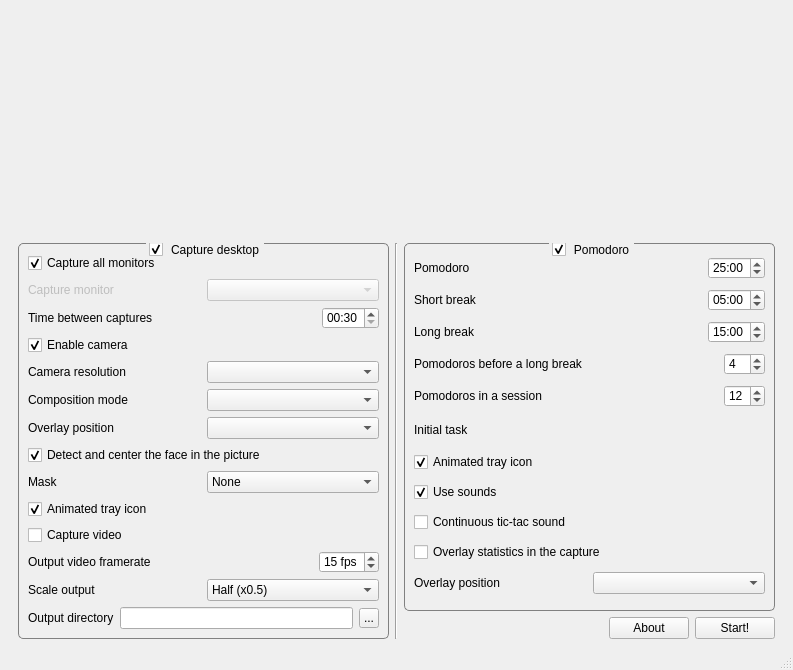
This is MainWindow.ui in FelixdelasPozas/pomodorotimelapse as Qt 5 draws it before an edit. The edited form follows.
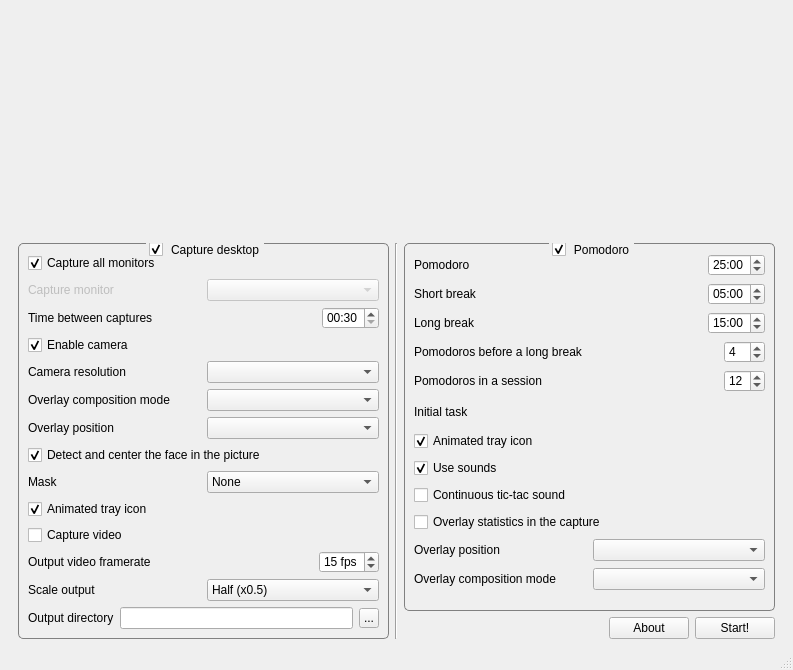
This is the edited form. Icons and pictures are not drawn.

Commit message: Composition mode for statistics overlay. Additional config for VPX codec. Changes in the UI (camera and stats overlay).

The edit to the form file:
```diff
--- a/MainWindow.ui
+++ b/MainWindow.ui
@@ -62,7 +62,7 @@
         <verstretch>0</verstretch>
        </sizepolicy>
       </property>
-      <layout class="QHBoxLayout" name="horizontalLayout" stretch="0,0,0">
+      <layout class="QHBoxLayout" name="horizontalLayout" stretch="1,0,1">
        <item>
         <widget class="QGroupBox" name="m_captureGroupBox">
          <property name="styleSheet">
@@ -227,7 +227,7 @@
                <string>Composition of the camera image in the capture.</string>
               </property>
               <property name="text">
-               <string>Composition mode</string>
+               <string>Overlay composition mode</string>
               </property>
              </widget>
             </item>
@@ -863,6 +863,20 @@
               </item>
              </layout>
             </item>
+            <item>
+             <layout class="QHBoxLayout" name="horizontalLayout_19">
+              <item>
+               <widget class="QLabel" name="m_pomodoroCompositionLabel">
+                <property name="text">
+                 <string>Overlay composition mode</string>
+                </property>
+               </widget>
+              </item>
+              <item>
+               <widget class="QComboBox" name="m_pomodoroCompositionComboBox"/>
+              </item>
+             </layout>
+            </item>
            </layout>
           </widget>
          </item>
```
The commit also changes 5 other files.
